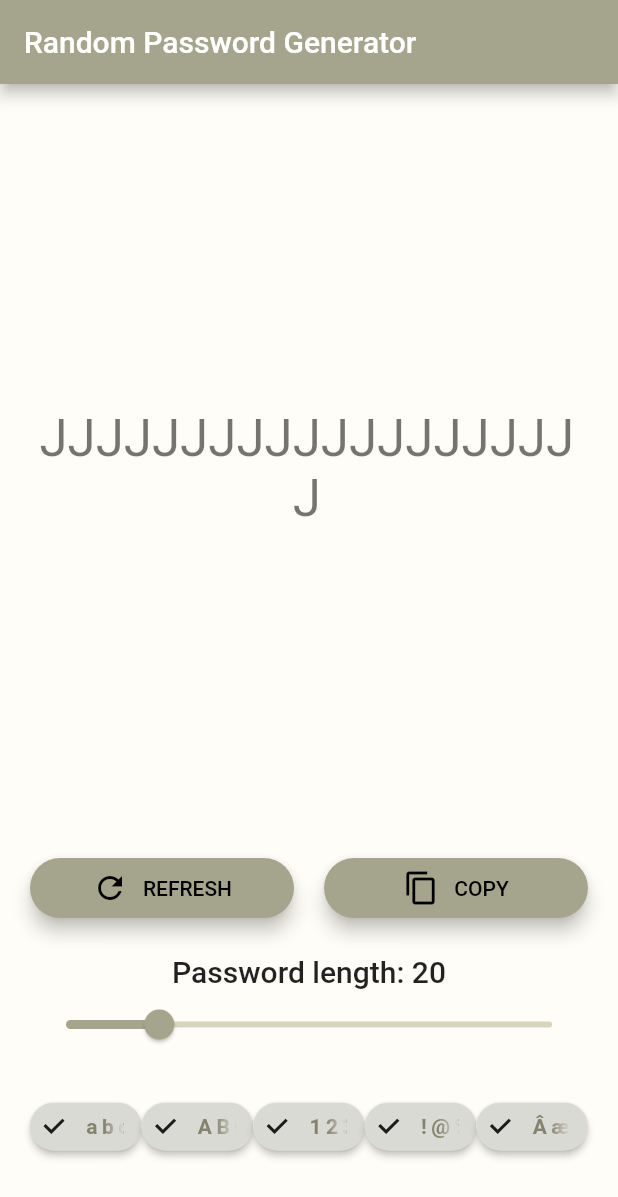
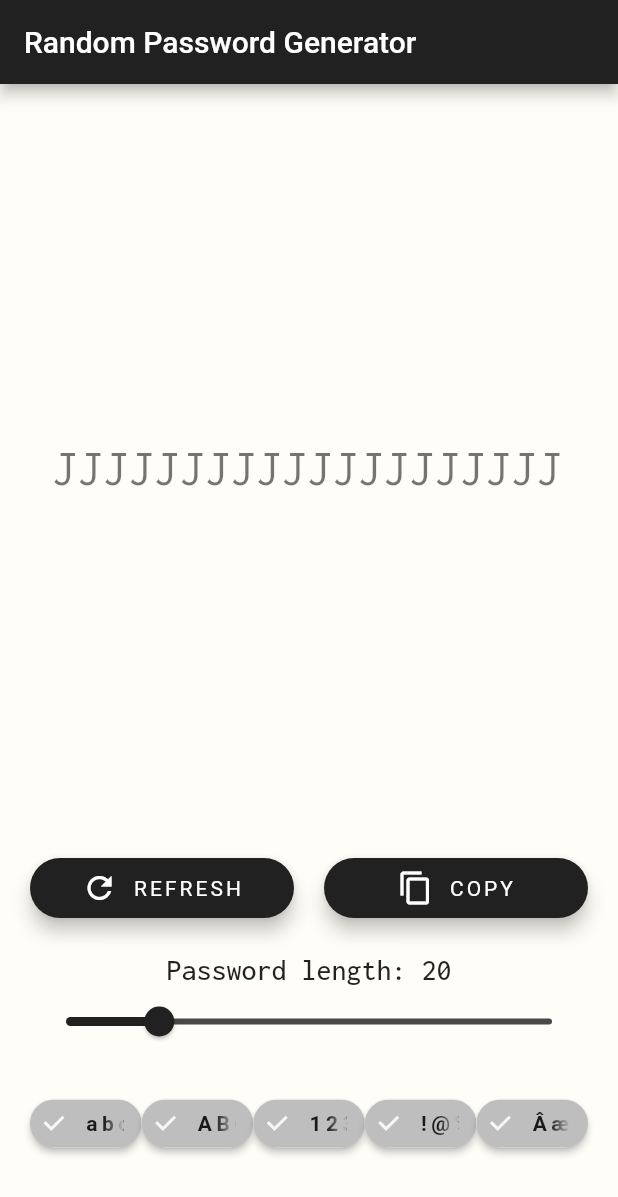
Before and after one commit to gustavomurad/random_password_generator, a Flutter app: the screen it shows after launch, on a phone screen of 412 x 824 dp. Shown: the top 1197 px of the screen. Run offline on Flutter 3.47's test engine with Material 2 defaults, Android fonts, the phone set to English and light mode, and no system bars; our stand-ins replace equatable, flutter_bloc, google_fonts.

Commit message:
Change theme colors, added app icon

```diff
--- a/lib/core/styles/theme.dart
+++ b/lib/core/styles/theme.dart
@@ -3,16 +3,17 @@ import 'package:flutter/widgets.dart';
 import 'package:google_fonts/google_fonts.dart';
 
 class AppTheme {
-  static final primaryColor = const Color(0xFFa5a58d);
-  static final primaryColorLight = const Color(0xFFd6d6bd);
-  static final primaryColorDark = const Color(0xFF767660);
+  static final primaryColor = const Color(0xFF212121);
+  static final primaryColorLight = const Color(0xFF484848);
+  static final primaryColorDark = const Color(0xFF000000);
 
-  static final secondaryColor = const Color(0xFFffe8d6);
-  static final secondaryColorLight = const Color(0xFFffffff);
-  static final secondaryColorDark = const Color(0xFFccb6a5);
+  static final secondaryColor = const Color(0xFF757575);
+  static final secondaryColorLight = const Color(0xFFa4a4a4);
+  static final secondaryColorDark = const Color(0xFF494949);
 
   static final backgroundColor = const Color(0xFFfffdf7);
-  static final textColor = const Color(0xFF000000);
+  static final textColorPrimary = const Color(0xFFffffff);
+  static final textColorSecondary = const Color(0xFFffffff);
 
   static final ThemeData getTheme = _build();
 
@@ -20,8 +21,10 @@ class AppTheme {
     final ThemeData baseTheme = ThemeData.light();
 
     return baseTheme.copyWith(
-      primaryTextTheme: GoogleFonts.robotoTextTheme(baseTheme.primaryTextTheme),
-      textTheme: GoogleFonts.robotoTextTheme(baseTheme.textTheme),
+      primaryTextTheme:
+          GoogleFonts.inconsolataTextTheme(baseTheme.primaryTextTheme),
+      textTheme: GoogleFonts.inconsolataTextTheme(baseTheme.textTheme),
+      accentTextTheme: GoogleFonts.inconsolataTextTheme(baseTheme.textTheme),
       accentColor: secondaryColor,
       accentColorBrightness: Brightness.dark,
       primaryColor: primaryColor,
@@ -30,15 +33,15 @@ class AppTheme {
       primaryColorBrightness: Brightness.dark,
       buttonTheme: baseTheme.buttonTheme.copyWith(
         buttonColor: secondaryColor,
-        textTheme: ButtonTextTheme.primary,
       ),
       textButtonTheme: TextButtonThemeData(
         style: TextButton.styleFrom(
+          textStyle: TextStyle(letterSpacing: 2),
           elevation: 5,
           shape: RoundedRectangleBorder(
             borderRadius: BorderRadius.circular(30),
           ),
-          primary: textColor,
+          primary: textColorPrimary,
           backgroundColor: primaryColor,
         ),
       ),
@@ -51,7 +54,7 @@ class AppTheme {
         primaryColor: primaryColor,
         secondaryColor: primaryColorDark,
         labelStyle: TextStyle().copyWith(
-          color: textColor,
+          color: textColorPrimary,
           fontWeight: FontWeight.bold,
           letterSpacing: 3,
         ),
--- a/lib/features/presentation/pages/home_page.dart
+++ b/lib/features/presentation/pages/home_page.dart
@@ -50,6 +50,7 @@ class _HomePageState extends State<HomePage> {
     return Scaffold(
       appBar: AppBar(
         title: Text('Random Password Generator'),
+
       ),
       body: BlocConsumer<PasswordBloc, PasswordState>(
         listener: (context, state) {
--- a/lib/main.dart
+++ b/lib/main.dart
@@ -1,11 +1,15 @@
 import 'package:flutter/cupertino.dart';
 import 'package:flutter/material.dart';
+import 'package:flutter/services.dart';
 import 'package:flutter_bloc/flutter_bloc.dart';
 import 'package:random_password_generator/core/styles/theme.dart';
 import 'package:random_password_generator/features/presentation/bloc/password_bloc.dart';
 import 'package:random_password_generator/features/presentation/pages/home_page.dart';
 
 void main() {
+  SystemChrome.setSystemUIOverlayStyle(SystemUiOverlayStyle(
+    statusBarColor: Colors.transparent,
+  ));
   runApp(MyApp());
 }
 
@@ -13,8 +17,9 @@ class MyApp extends StatelessWidget {
   @override
   Widget build(BuildContext context) {
     return MaterialApp(
-      title: 'Simple Password Generator',
+      title: 'Random Password Generator',
       theme: AppTheme.getTheme,
+      debugShowCheckedModeBanner: false,
       home: BlocProvider<PasswordBloc>(
         create: (context) => PasswordBloc(),
         child: HomePage(),
```
Also changed, not shown: pubspec.yaml (+8 -0 lines), assets/icon/icon.png (added), pubspec.lock, 23 other files.
